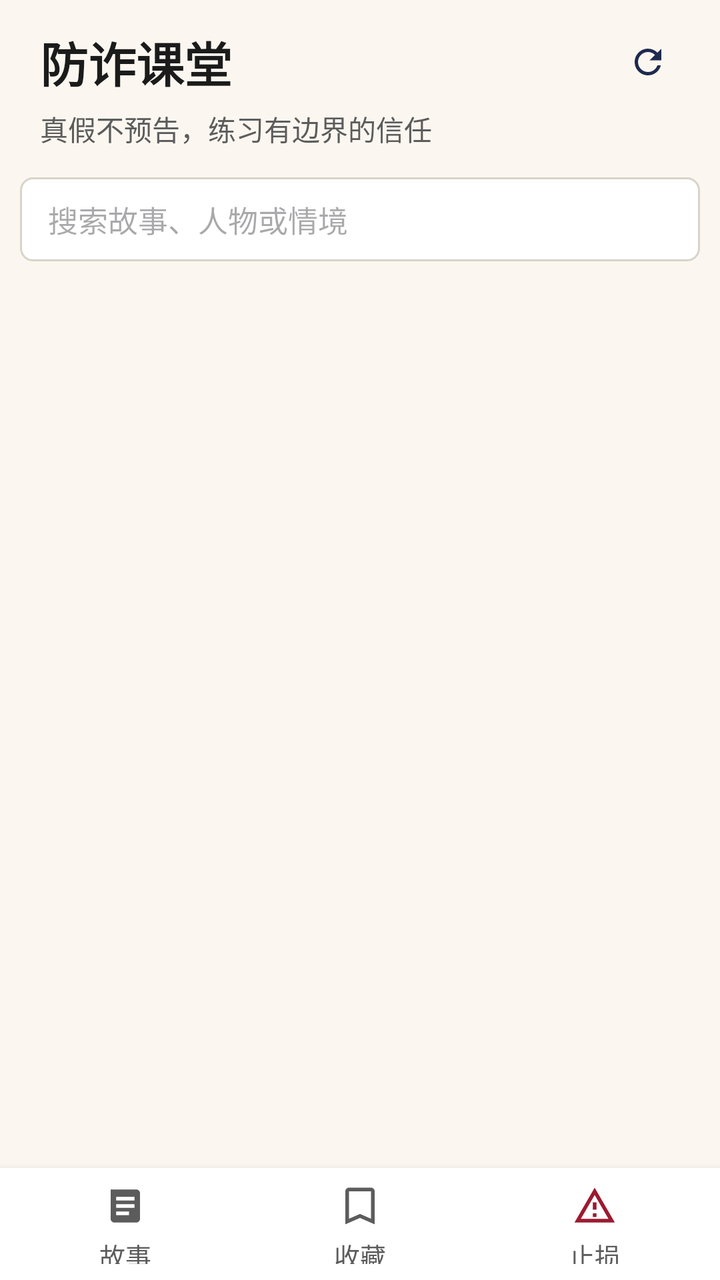
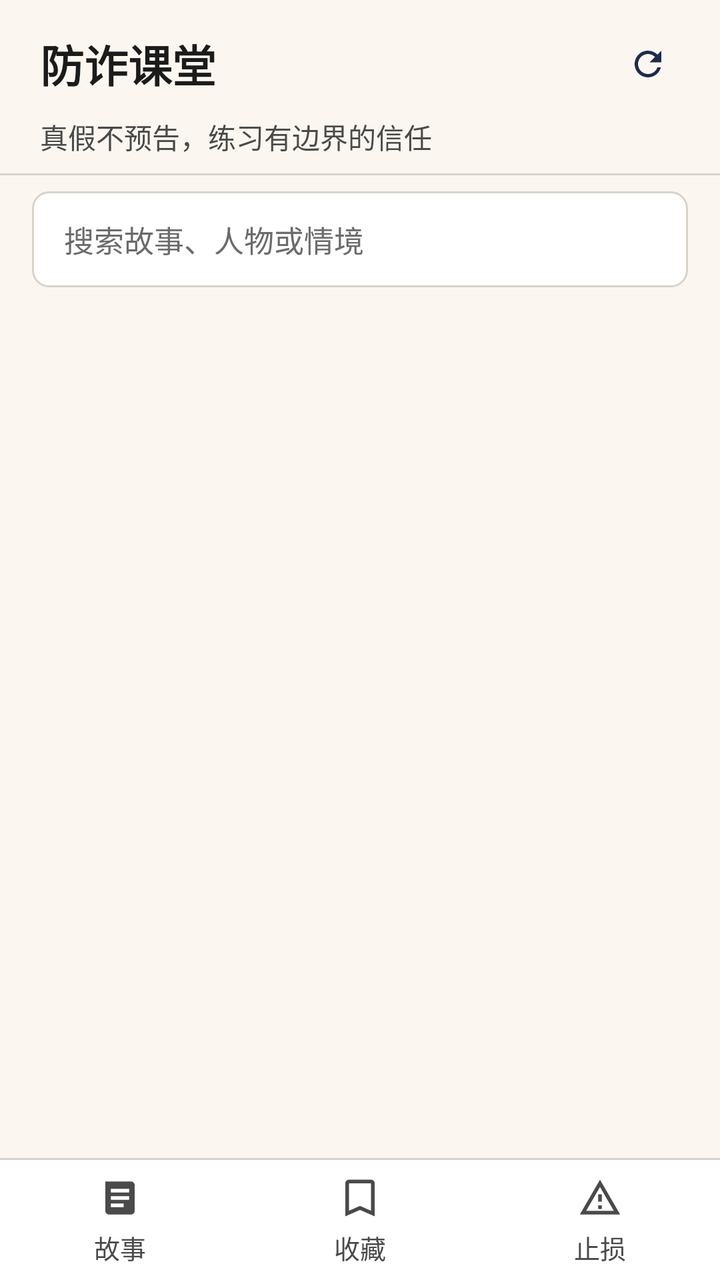

Screens rendered from an Android XML layout before and after an edit, with the pre-edit source and the edit as a unified diff.
<!-- AndroidManifest.xml: application theme Theme.FanZha -->
<!-- res/layout/activity_main.xml -->
<?xml version="1.0" encoding="utf-8"?>
<LinearLayout xmlns:android="http://schemas.android.com/apk/res/android" xmlns:app="http://schemas.android.com/apk/res-auto" android:fitsSystemWindows="true"
    android:layout_width="match_parent" android:layout_height="match_parent"
    android:background="@color/background" android:orientation="vertical">

    <LinearLayout android:layout_width="match_parent" android:layout_height="wrap_content"
        android:background="@drawable/bg_header" android:orientation="vertical"
        android:paddingStart="20dp" android:paddingTop="10dp" android:paddingEnd="12dp" android:paddingBottom="8dp">
        <LinearLayout android:layout_width="match_parent" android:layout_height="wrap_content" android:gravity="center_vertical" android:orientation="horizontal">
            <TextView android:id="@+id/headerTitle" android:layout_width="0dp" android:layout_height="wrap_content" android:layout_weight="1"
                android:text="防诈课堂" android:textColor="@color/ink" android:textSize="24sp" android:textStyle="bold" />
            <com.google.android.material.button.MaterialButton android:id="@+id/checkUpdates" style="@style/Widget.Material3.Button.IconButton"
                android:layout_width="48dp" android:layout_height="42dp" android:contentDescription="更新中心"
                app:icon="@drawable/ic_update" app:iconGravity="textStart" app:iconPadding="0dp" />
        </LinearLayout>
        <TextView android:id="@+id/headerSubtitle" android:layout_width="wrap_content" android:layout_height="wrap_content"
            android:layout_marginTop="2dp" android:text="真假不预告，练习有边界的信任" android:textColor="@color/muted" android:textSize="14sp" />
    </LinearLayout>

    <LinearLayout android:id="@+id/libraryControls" android:layout_width="match_parent" android:layout_height="wrap_content"
        android:orientation="vertical" android:paddingStart="10dp" android:paddingTop="6dp" android:paddingEnd="10dp">
        <EditText android:id="@+id/searchInput" android:layout_width="match_parent" android:layout_height="42dp"
            android:background="@drawable/bg_search" android:hint="搜索故事、人物或情境"
            android:inputType="text" android:paddingStart="14dp" android:paddingEnd="14dp" android:singleLine="true" android:textSize="15sp" />
        <HorizontalScrollView android:layout_width="match_parent" android:layout_height="wrap_content"
            android:layout_marginTop="6dp" android:scrollbars="none">
            <LinearLayout android:id="@+id/categoryContainer" android:layout_width="wrap_content" android:layout_height="wrap_content" android:orientation="horizontal" />
        </HorizontalScrollView>
        <TextView android:id="@+id/resultCount" android:layout_width="wrap_content" android:layout_height="wrap_content"
            android:layout_marginTop="6dp" android:textColor="@color/muted" android:textSize="13sp" />
    </LinearLayout>

    <androidx.recyclerview.widget.RecyclerView android:id="@+id/caseList"
        android:layout_width="match_parent" android:layout_height="0dp" android:layout_weight="1"
        android:clipToPadding="false" android:padding="14dp" />

    <ScrollView android:id="@+id/infoScroll" android:layout_width="match_parent" android:layout_height="0dp"
        android:layout_weight="1" android:fillViewport="true" android:visibility="gone">
        <LinearLayout android:id="@+id/infoContent" android:layout_width="match_parent" android:layout_height="wrap_content"
            android:orientation="vertical" android:padding="16dp" />
    </ScrollView>

    <LinearLayout android:layout_width="match_parent" android:layout_height="56dp" android:background="@color/surface"
        android:elevation="6dp" android:orientation="horizontal" android:padding="4dp">
        <Button android:id="@+id/navCases" style="@style/NavButton" android:drawableTop="@drawable/ic_library" android:drawablePadding="3dp" android:text="故事" />
        <Button android:id="@+id/navFavorites" style="@style/NavButton" android:drawableTop="@drawable/ic_bookmark" android:drawablePadding="3dp" android:text="收藏" />
        <Button android:id="@+id/navEmergency" style="@style/NavButton" android:drawableTop="@drawable/ic_emergency" android:drawablePadding="3dp" android:text="止损" />
    </LinearLayout>
</LinearLayout>
<!-- resources referenced by this layout -->
<resources>
  <color name="background">#FBF7F0</color>
  <color name="ink">#1B1B1B</color>
  <color name="muted">#5C5C5C</color>
  <color name="surface">#FFFFFF</color>
  <!-- drawable bg_header (drawable) -->
  <shape xmlns:android="http://schemas.android.com/apk/res/android" android:shape="rectangle">
      <solid android:color="@color/background" />
  </shape>
  <!-- drawable bg_search (drawable) -->
  <shape xmlns:android="http://schemas.android.com/apk/res/android" android:shape="rectangle">
      <solid android:color="@color/surface" />
      <stroke android:width="1dp" android:color="@color/line" />
      <corners android:radius="6dp" />
  </shape>
  <!-- drawable ic_bookmark (drawable) -->
  <vector xmlns:android="http://schemas.android.com/apk/res/android" android:width="22dp" android:height="22dp" android:viewportWidth="24" android:viewportHeight="24">
      <path android:fillColor="@color/muted" android:pathData="M6,2H18C19.1,2 20,2.9 20,4V22L12,18.5L4,22V4C4,2.9 4.9,2 6,2M6,4V18.94L12,16.32L18,18.94V4H6Z"/>
  </vector>
  <!-- drawable ic_emergency (drawable) -->
  <vector xmlns:android="http://schemas.android.com/apk/res/android" android:width="22dp" android:height="22dp" android:viewportWidth="24" android:viewportHeight="24">
      <path android:fillColor="@color/brand_red" android:pathData="M12,2L1,21H23L12,2M12,6L19.53,19H4.47L12,6M11,10V14H13V10H11M11,16V18H13V16H11Z"/>
  </vector>
  <!-- drawable ic_library (drawable) -->
  <vector xmlns:android="http://schemas.android.com/apk/res/android" android:width="22dp" android:height="22dp" android:viewportWidth="24" android:viewportHeight="24">
      <path android:fillColor="@color/muted" android:pathData="M4,3H18C19.1,3 20,3.9 20,5V19C20,20.1 19.1,21 18,21H6C4.9,21 4,20.1 4,19V3M7,7V9H17V7H7M7,11V13H17V11H7M7,15V17H14V15H7Z"/>
  </vector>
  <!-- drawable ic_update (drawable) -->
  <vector xmlns:android="http://schemas.android.com/apk/res/android" android:width="20dp" android:height="20dp" android:viewportWidth="24" android:viewportHeight="24">
      <path android:fillColor="@color/ink" android:pathData="M17.65,6.35C16.2,4.9 14.21,4 12,4C7.58,4 4,7.58 4,12S7.58,20 12,20C15.73,20 18.84,17.45 19.73,14H17.65C16.83,16.33 14.61,18 12,18C8.69,18 6,15.31 6,12S8.69,6 12,6C13.66,6 15.14,6.69 16.22,7.78L13,11H20V4L17.65,6.35Z"/>
  </vector>
  <style name="NavButton" parent="Widget.Material3.Button.TextButton">
          <item name="android:layout_width">0dp</item>
          <item name="android:layout_height">match_parent</item>
          <item name="android:layout_weight">1</item>
          <item name="android:textColor">@color/muted</item>
          <item name="android:textSize">13sp</item>
          <item name="android:minWidth">0dp</item>
          <item name="android:padding">0dp</item>
          <item name="textAllCaps">false</item>
      </style>
  <style name="Theme.FanZha" parent="Theme.Material3.DayNight.NoActionBar">
          <item name="colorPrimary">@color/accent</item>
          <item name="colorOnPrimary">@color/surface</item>
          <item name="colorPrimaryContainer">@color/accent_container</item>
          <item name="colorSecondary">@color/warning</item>
          <item name="colorError">@color/brand_red</item>
          <item name="android:fontFamily">sans-serif</item>
          <item name="android:windowLightStatusBar">true</item>
          <item name="android:statusBarColor">@color/background</item>
          <item name="android:navigationBarColor">@color/surface</item>
          <item name="android:windowBackground">@color/background</item>
          <item name="android:letterSpacing">0</item>
      </style>
  <color name="line">#D9D3C8</color>
  <color name="brand_red">#9B1B30</color>
  <color name="accent">#1E2A4F</color>
  <color name="accent_container">#E8ECF4</color>
  <color name="warning">#D4A017</color>
</resources>

<!-- the commit's change to res/layout/activity_main.xml (unified diff, before → after) -->
@@ -1,49 +1,61 @@
 <?xml version="1.0" encoding="utf-8"?>
 <LinearLayout xmlns:android="http://schemas.android.com/apk/res/android" xmlns:app="http://schemas.android.com/apk/res-auto" android:fitsSystemWindows="true"
     android:layout_width="match_parent" android:layout_height="match_parent"
-    android:background="@color/background" android:orientation="vertical">
+    android:orientation="vertical">
 
     <LinearLayout android:layout_width="match_parent" android:layout_height="wrap_content"
         android:background="@drawable/bg_header" android:orientation="vertical"
-        android:paddingStart="20dp" android:paddingTop="10dp" android:paddingEnd="12dp" android:paddingBottom="8dp">
+        android:paddingStart="@dimen/space_5" android:paddingTop="@dimen/space_2" android:paddingEnd="@dimen/space_3" android:paddingBottom="@dimen/space_2">
         <LinearLayout android:layout_width="match_parent" android:layout_height="wrap_content" android:gravity="center_vertical" android:orientation="horizontal">
             <TextView android:id="@+id/headerTitle" android:layout_width="0dp" android:layout_height="wrap_content" android:layout_weight="1"
-                android:text="防诈课堂" android:textColor="@color/ink" android:textSize="24sp" android:textStyle="bold" />
+                android:text="@string/app_name" android:textColor="@color/text_primary" android:textSize="22sp" android:textStyle="bold" />
             <com.google.android.material.button.MaterialButton android:id="@+id/checkUpdates" style="@style/Widget.Material3.Button.IconButton"
-                android:layout_width="48dp" android:layout_height="42dp" android:contentDescription="更新中心"
-                app:icon="@drawable/ic_update" app:iconGravity="textStart" app:iconPadding="0dp" />
+                android:layout_width="@dimen/touch_min" android:layout_height="@dimen/touch_min" android:contentDescription="@string/update_center"
+                app:icon="@drawable/ic_update" app:iconGravity="textStart" app:iconPadding="0dp" app:iconTint="@color/brand" />
         </LinearLayout>
         <TextView android:id="@+id/headerSubtitle" android:layout_width="wrap_content" android:layout_height="wrap_content"
-            android:layout_marginTop="2dp" android:text="真假不预告，练习有边界的信任" android:textColor="@color/muted" android:textSize="14sp" />
+            android:layout_marginTop="2dp" android:text="@string/header_subtitle" android:textColor="@color/text_secondary" android:textSize="14sp" />
     </LinearLayout>
 
+    <View android:layout_width="match_parent" android:layout_height="1dp" android:background="@color/border_subtle" />
+
     <LinearLayout android:id="@+id/libraryControls" android:layout_width="match_parent" android:layout_height="wrap_content"
-        android:orientation="vertical" android:paddingStart="10dp" android:paddingTop="6dp" android:paddingEnd="10dp">
-        <EditText android:id="@+id/searchInput" android:layout_width="match_parent" android:layout_height="42dp"
-            android:background="@drawable/bg_search" android:hint="搜索故事、人物或情境"
-            android:inputType="text" android:paddingStart="14dp" android:paddingEnd="14dp" android:singleLine="true" android:textSize="15sp" />
+        android:orientation="vertical" android:paddingStart="@dimen/space_4" android:paddingTop="@dimen/space_2" android:paddingEnd="@dimen/space_4">
+        <EditText android:id="@+id/searchInput" android:layout_width="match_parent" android:layout_height="@dimen/search_height"
+            android:background="@drawable/bg_search" android:hint="@string/search_hint" android:autofillHints="none" android:importantForAutofill="no"
+            android:inputType="text" android:paddingStart="@dimen/space_4" android:paddingEnd="@dimen/space_4" android:singleLine="true"
+            android:textColor="@color/text_primary" android:textColorHint="@color/text_tertiary" android:textSize="15sp" />
         <HorizontalScrollView android:layout_width="match_parent" android:layout_height="wrap_content"
-            android:layout_marginTop="6dp" android:scrollbars="none">
+            android:layout_marginTop="@dimen/space_2" android:scrollbars="none">
             <LinearLayout android:id="@+id/categoryContainer" android:layout_width="wrap_content" android:layout_height="wrap_content" android:orientation="horizontal" />
         </HorizontalScrollView>
         <TextView android:id="@+id/resultCount" android:layout_width="wrap_content" android:layout_height="wrap_content"
-            android:layout_marginTop="6dp" android:textColor="@color/muted" android:textSize="13sp" />
+            android:layout_marginTop="@dimen/space_2" android:layout_marginBottom="@dimen/space_3" android:textColor="@color/text_secondary" android:textSize="13sp" />
     </LinearLayout>
 
-    <androidx.recyclerview.widget.RecyclerView android:id="@+id/caseList"
-        android:layout_width="match_parent" android:layout_height="0dp" android:layout_weight="1"
-        android:clipToPadding="false" android:padding="14dp" />
+    <FrameLayout android:layout_width="match_parent" android:layout_height="0dp" android:layout_weight="1">
+        <androidx.recyclerview.widget.RecyclerView android:id="@+id/caseList"
+            android:layout_width="match_parent" android:layout_height="match_parent"
+            android:clipToPadding="false" android:paddingStart="@dimen/space_4" android:paddingEnd="@dimen/space_4"
+            android:paddingTop="@dimen/space_3" android:paddingBottom="@dimen/space_3" android:scrollbars="none" />
+        <TextView android:id="@+id/emptyView" android:layout_width="wrap_content" android:layout_height="wrap_content"
+            android:layout_gravity="center" android:gravity="center" android:lineSpacingMultiplier="1.4"
+            android:padding="@dimen/space_5" android:textColor="@color/text_secondary" android:textSize="15sp"
+            android:visibility="gone" />
+    </FrameLayout>
 
     <ScrollView android:id="@+id/infoScroll" android:layout_width="match_parent" android:layout_height="0dp"
         android:layout_weight="1" android:fillViewport="true" android:visibility="gone">
         <LinearLayout android:id="@+id/infoContent" android:layout_width="match_parent" android:layout_height="wrap_content"
-            android:orientation="vertical" android:padding="16dp" />
+            android:orientation="vertical" android:padding="@dimen/space_4" />
     </ScrollView>
 
-    <LinearLayout android:layout_width="match_parent" android:layout_height="56dp" android:background="@color/surface"
-        android:elevation="6dp" android:orientation="horizontal" android:padding="4dp">
-        <Button android:id="@+id/navCases" style="@style/NavButton" android:drawableTop="@drawable/ic_library" android:drawablePadding="3dp" android:text="故事" />
-        <Button android:id="@+id/navFavorites" style="@style/NavButton" android:drawableTop="@drawable/ic_bookmark" android:drawablePadding="3dp" android:text="收藏" />
-        <Button android:id="@+id/navEmergency" style="@style/NavButton" android:drawableTop="@drawable/ic_emergency" android:drawablePadding="3dp" android:text="止损" />
+    <View android:layout_width="match_parent" android:layout_height="1dp" android:background="@color/border_subtle" />
+
+    <LinearLayout android:layout_width="match_parent" android:layout_height="@dimen/nav_bar_height" android:background="@color/bg_surface"
+        android:orientation="horizontal" android:paddingTop="@dimen/space_1" android:paddingBottom="@dimen/space_1">
+        <Button android:id="@+id/navCases" style="@style/NavButton" android:drawableTop="@drawable/ic_library" android:drawablePadding="3dp" android:text="@string/nav_stories" />
+        <Button android:id="@+id/navFavorites" style="@style/NavButton" android:drawableTop="@drawable/ic_bookmark" android:drawablePadding="3dp" android:text="@string/nav_favorites" />
+        <Button android:id="@+id/navEmergency" style="@style/NavButton" android:drawableTop="@drawable/ic_emergency" android:drawablePadding="3dp" android:text="@string/nav_emergency" />
     </LinearLayout>
 </LinearLayout>
<!-- resource entries referenced after the edit -->
@@ -1,62 +1,80 @@
 <!-- resources referenced by this layout -->
 <resources>
-  <color name="background">#FBF7F0</color>
-  <color name="ink">#1B1B1B</color>
-  <color name="muted">#5C5C5C</color>
-  <color name="surface">#FFFFFF</color>
+  <color name="bg_surface">#FFFFFF</color>
+  <color name="border_subtle">#D9D3C8</color>
+  <color name="brand">#1E2A4F</color>
+  <color name="text_primary">#1B1B1B</color>
+  <color name="text_secondary">#4A4A4A</color>
+  <color name="text_tertiary">#6B6B6B</color>
+  <dimen name="nav_bar_height">60dp</dimen>
+  <dimen name="search_height">48dp</dimen>
+  <dimen name="space_1">4dp</dimen>
+  <dimen name="space_2">8dp</dimen>
+  <dimen name="space_3">12dp</dimen>
+  <dimen name="space_4">16dp</dimen>
+  <dimen name="space_5">20dp</dimen>
+  <dimen name="touch_min">48dp</dimen>
   <!-- drawable bg_header (drawable) -->
   <shape xmlns:android="http://schemas.android.com/apk/res/android" android:shape="rectangle">
-      <solid android:color="@color/background" />
+      <solid android:color="@color/bg_page" />
   </shape>
   <!-- drawable bg_search (drawable) -->
   <shape xmlns:android="http://schemas.android.com/apk/res/android" android:shape="rectangle">
-      <solid android:color="@color/surface" />
-      <stroke android:width="1dp" android:color="@color/line" />
-      <corners android:radius="6dp" />
+      <solid android:color="@color/bg_surface" />
+      <stroke android:width="1dp" android:color="@color/border_subtle" />
+      <corners android:radius="@dimen/radius_input" />
   </shape>
   <!-- drawable ic_bookmark (drawable) -->
   <vector xmlns:android="http://schemas.android.com/apk/res/android" android:width="22dp" android:height="22dp" android:viewportWidth="24" android:viewportHeight="24">
-      <path android:fillColor="@color/muted" android:pathData="M6,2H18C19.1,2 20,2.9 20,4V22L12,18.5L4,22V4C4,2.9 4.9,2 6,2M6,4V18.94L12,16.32L18,18.94V4H6Z"/>
+      <path android:fillColor="@color/text_secondary" android:pathData="M6,2H18C19.1,2 20,2.9 20,4V22L12,18.5L4,22V4C4,2.9 4.9,2 6,2M6,4V18.94L12,16.32L18,18.94V4H6Z"/>
   </vector>
   <!-- drawable ic_emergency (drawable) -->
   <vector xmlns:android="http://schemas.android.com/apk/res/android" android:width="22dp" android:height="22dp" android:viewportWidth="24" android:viewportHeight="24">
-      <path android:fillColor="@color/brand_red" android:pathData="M12,2L1,21H23L12,2M12,6L19.53,19H4.47L12,6M11,10V14H13V10H11M11,16V18H13V16H11Z"/>
+      <path android:fillColor="@color/text_secondary" android:pathData="M12,2L1,21H23L12,2M12,6L19.53,19H4.47L12,6M11,10V14H13V10H11M11,16V18H13V16H11Z"/>
   </vector>
   <!-- drawable ic_library (drawable) -->
   <vector xmlns:android="http://schemas.android.com/apk/res/android" android:width="22dp" android:height="22dp" android:viewportWidth="24" android:viewportHeight="24">
-      <path android:fillColor="@color/muted" android:pathData="M4,3H18C19.1,3 20,3.9 20,5V19C20,20.1 19.1,21 18,21H6C4.9,21 4,20.1 4,19V3M7,7V9H17V7H7M7,11V13H17V11H7M7,15V17H14V15H7Z"/>
+      <path android:fillColor="@color/text_secondary" android:pathData="M4,3H18C19.1,3 20,3.9 20,5V19C20,20.1 19.1,21 18,21H6C4.9,21 4,20.1 4,19V3M7,7V9H17V7H7M7,11V13H17V11H7M7,15V17H14V15H7Z"/>
   </vector>
   <!-- drawable ic_update (drawable) -->
   <vector xmlns:android="http://schemas.android.com/apk/res/android" android:width="20dp" android:height="20dp" android:viewportWidth="24" android:viewportHeight="24">
-      <path android:fillColor="@color/ink" android:pathData="M17.65,6.35C16.2,4.9 14.21,4 12,4C7.58,4 4,7.58 4,12S7.58,20 12,20C15.73,20 18.84,17.45 19.73,14H17.65C16.83,16.33 14.61,18 12,18C8.69,18 6,15.31 6,12S8.69,6 12,6C13.66,6 15.14,6.69 16.22,7.78L13,11H20V4L17.65,6.35Z"/>
+      <path android:fillColor="@color/text_primary" android:pathData="M17.65,6.35C16.2,4.9 14.21,4 12,4C7.58,4 4,7.58 4,12S7.58,20 12,20C15.73,20 18.84,17.45 19.73,14H17.65C16.83,16.33 14.61,18 12,18C8.69,18 6,15.31 6,12S8.69,6 12,6C13.66,6 15.14,6.69 16.22,7.78L13,11H20V4L17.65,6.35Z"/>
   </vector>
+  <string name="app_name">防诈课堂</string>
+  <string name="header_subtitle">真假不预告，练习有边界的信任</string>
+  <string name="nav_emergency">止损</string>
+  <string name="nav_favorites">收藏</string>
+  <string name="nav_stories">故事</string>
+  <string name="search_hint">搜索故事、人物或情境</string>
+  <string name="update_center">更新中心</string>
   <style name="NavButton" parent="Widget.Material3.Button.TextButton">
           <item name="android:layout_width">0dp</item>
           <item name="android:layout_height">match_parent</item>
           <item name="android:layout_weight">1</item>
-          <item name="android:textColor">@color/muted</item>
+          <item name="android:textColor">@color/text_secondary</item>
           <item name="android:textSize">13sp</item>
           <item name="android:minWidth">0dp</item>
           <item name="android:padding">0dp</item>
           <item name="textAllCaps">false</item>
       </style>
   <style name="Theme.FanZha" parent="Theme.Material3.DayNight.NoActionBar">
-          <item name="colorPrimary">@color/accent</item>
-          <item name="colorOnPrimary">@color/surface</item>
-          <item name="colorPrimaryContainer">@color/accent_container</item>
-          <item name="colorSecondary">@color/warning</item>
-          <item name="colorError">@color/brand_red</item>
+          <item name="colorPrimary">@color/brand</item>
+          <item name="colorOnPrimary">@color/text_on_brand</item>
+          <item name="colorPrimaryContainer">@color/brand_subtle</item>
+          <item name="colorSecondary">@color/state_caution</item>
+          <item name="colorError">@color/state_critical</item>
           <item name="android:fontFamily">sans-serif</item>
           <item name="android:windowLightStatusBar">true</item>
-          <item name="android:statusBarColor">@color/background</item>
-          <item name="android:navigationBarColor">@color/surface</item>
-          <item name="android:windowBackground">@color/background</item>
+          <item name="android:statusBarColor">@color/bg_page</item>
+          <item name="android:navigationBarColor">@color/bg_surface</item>
+          <item name="android:windowBackground">@color/bg_page</item>
           <item name="android:letterSpacing">0</item>
       </style>
-  <color name="line">#D9D3C8</color>
-  <color name="brand_red">#9B1B30</color>
-  <color name="accent">#1E2A4F</color>
-  <color name="accent_container">#E8ECF4</color>
-  <color name="warning">#D4A017</color>
+  <color name="bg_page">#FBF7F0</color>
+  <dimen name="radius_input">8dp</dimen>
+  <color name="text_on_brand">#FFFFFF</color>
+  <color name="brand_subtle">#E8ECF4</color>
+  <color name="state_caution">#8A5A00</color>
+  <color name="state_critical">#9B1B30</color>
 </resources>
 
